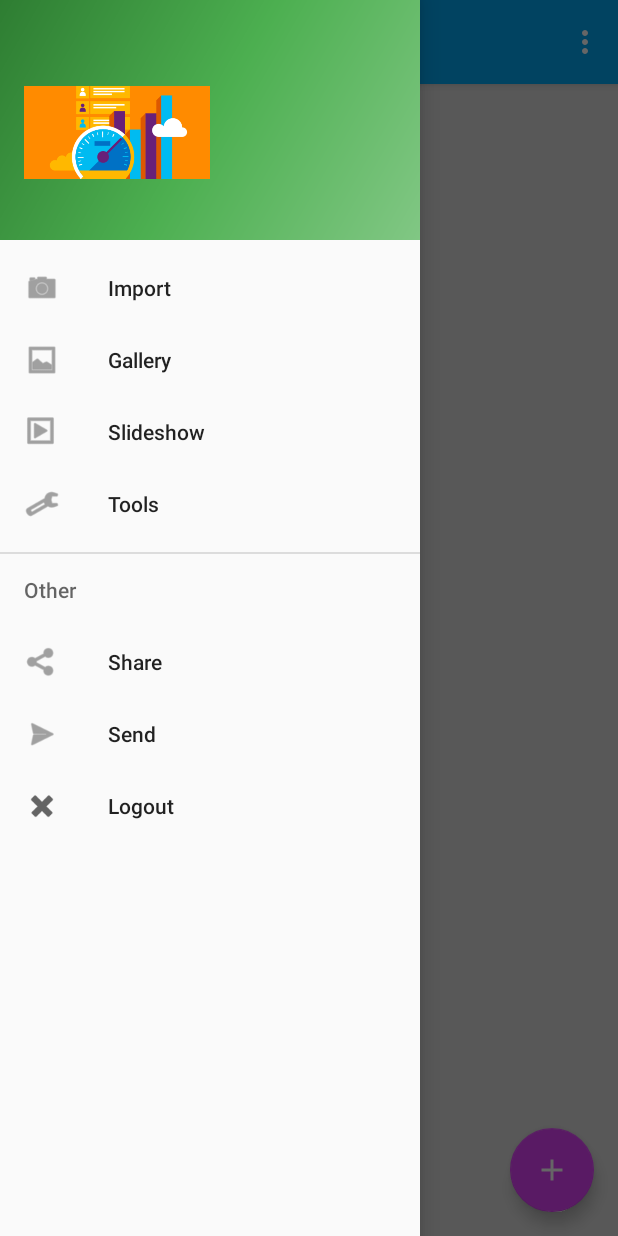
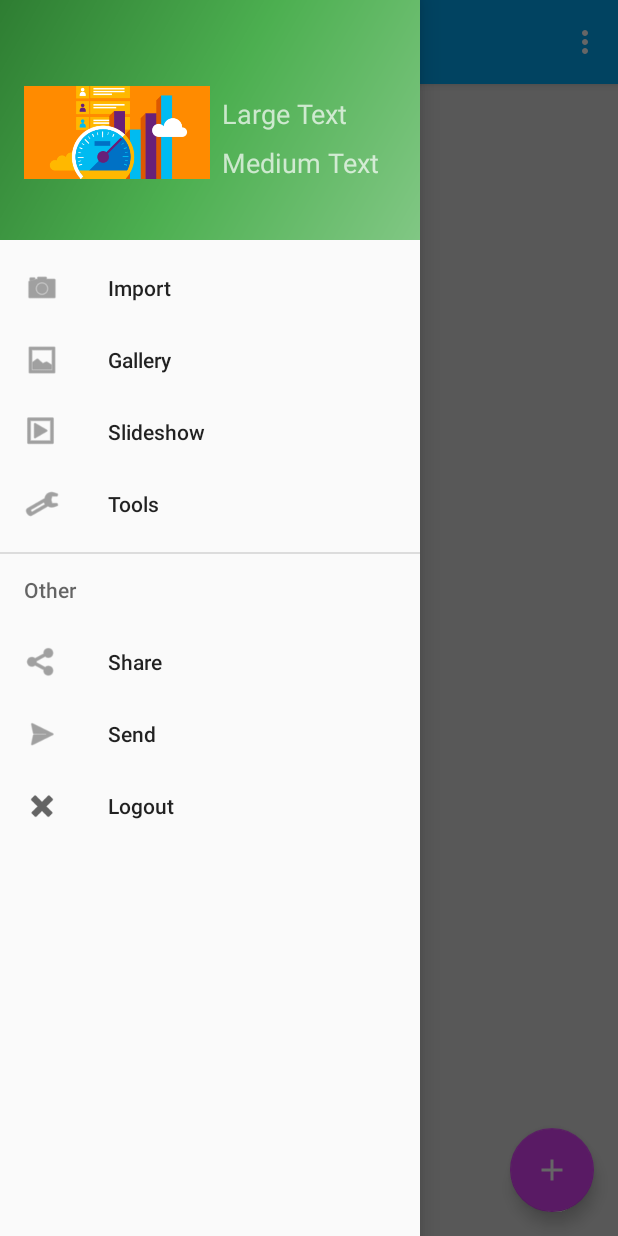
Before and after one commit to fruitbraker/Draw-It-v2, an Android app: the DashboardActivity screen opened directly, with no data from a screen before it, with the side drawer open, on a phone screen of 412 x 824 dp. Run offline under Robolectric (Android 15) with nearby library versions, the phone set to English and light mode, and no system bars; our stand-ins replace Volley; libraries missing offline, so code that uses them is left out: com.cloudmine.api, com.facebook; 4 statements that could not run were skipped.

Commit message:
Updated Navigationdrawer header.
It will now displayer the user's profile picture (if available) and name. The number of drawings (in progress) will also be displayed underneath.

```diff
--- a/app/src/main/java/com/pericstudio/drawit/activities/DashboardActivity.java
+++ b/app/src/main/java/com/pericstudio/drawit/activities/DashboardActivity.java
@@ -225,12 +225,19 @@ public class DashboardActivity extends AppCompatActivity
                         try {
 //                            JSONObject picture = object.getJSONObject("picture");
 //                            JSONObject baseData = picture.getJSONObject("data");
-//                            final String PICTURE_URL = baseData.getString("url");
-                            String PICTURE_URL = "https://graph.facebook.com/"+object.getString("id")+"/picture?height=500000";
-                            T.showLong(getApplicationContext(), PICTURE_URL);
+//                            final String pictureURL = baseData.getString("url");
+                            String pictureURL = "https://graph.facebook.com/"+object.getString("id")+"/picture?height=500000";
+                            T.showLong(getApplicationContext(), pictureURL);
+                            String name = object.getString("name");
+
+                            TextView nameTv = (TextView) findViewById(R.id.tv_navView_name);
+                            nameTv.setText(name);
+
+                            TextView drawingTv = (TextView) findViewById(R.id.tv_navView_drawing);
+                            drawingTv.setText("0 drawings");
 
                             new DownloadImageTask((ImageView) findViewById(R.id.fb_profile_pic))
-                                    .execute(PICTURE_URL);
+                                    .execute(pictureURL);
 
 
                         } catch (JSONException e) {
@@ -240,7 +247,7 @@ public class DashboardActivity extends AppCompatActivity
                 });
 
         Bundle parameters = new Bundle();
-        parameters.putString("fields", "first_name, last_name, id, friends, picture");
+        parameters.putString("fields", "name, id");
         request.setParameters(parameters);
         request.executeAsync();
     }
--- a/app/src/main/res/layout/nav_header_dashboard.xml
+++ b/app/src/main/res/layout/nav_header_dashboard.xml
@@ -34,6 +34,30 @@
         android:layout_height="match_parent"
         android:layout_weight="0.5">
 
+        <TextView
+            android:layout_width="wrap_content"
+            android:layout_height="wrap_content"
+            android:textAppearance="?android:attr/textAppearanceMedium"
+            android:text="Large Text"
+            android:id="@+id/tv_navView_name"
+            android:paddingLeft="8dp"
+            android:paddingBottom="8dp"
+            android:layout_centerVertical="true"
+            android:layout_alignParentLeft="true"
+            android:layout_alignParentStart="true" />
+
+        <TextView
+            android:layout_width="wrap_content"
+            android:layout_height="wrap_content"
+            android:textAppearance="?android:attr/textAppearanceMedium"
+            android:text="Medium Text"
+            android:id="@+id/tv_navView_drawing"
+            android:paddingLeft="8dp"
+            android:layout_below="@+id/tv_navView_name"
+            android:layout_alignParentLeft="true"
+            android:layout_alignParentStart="true" />
+
+
     </RelativeLayout>
 
 </LinearLayout>
```
Also changed, not shown: app/src/main/java/com/pericstudio/drawit/objects/UserObjectIDs.java (+45 -9 lines).
